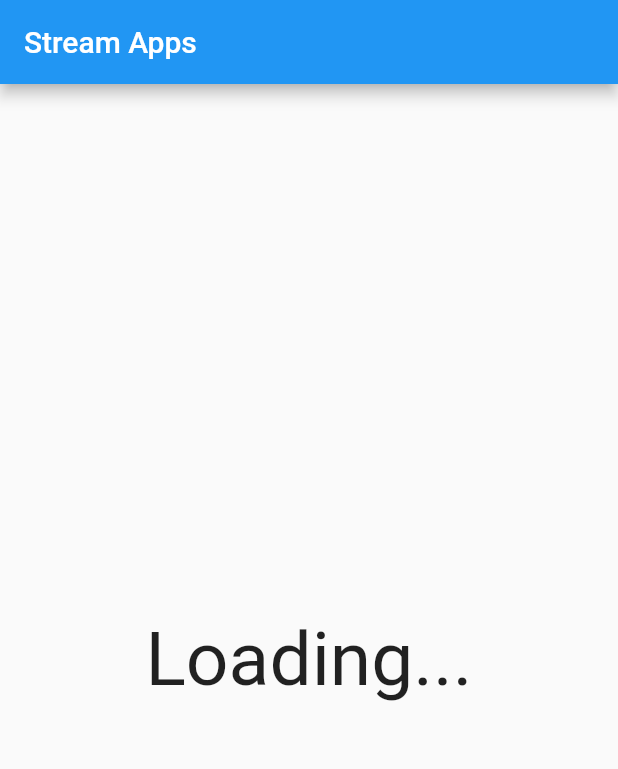
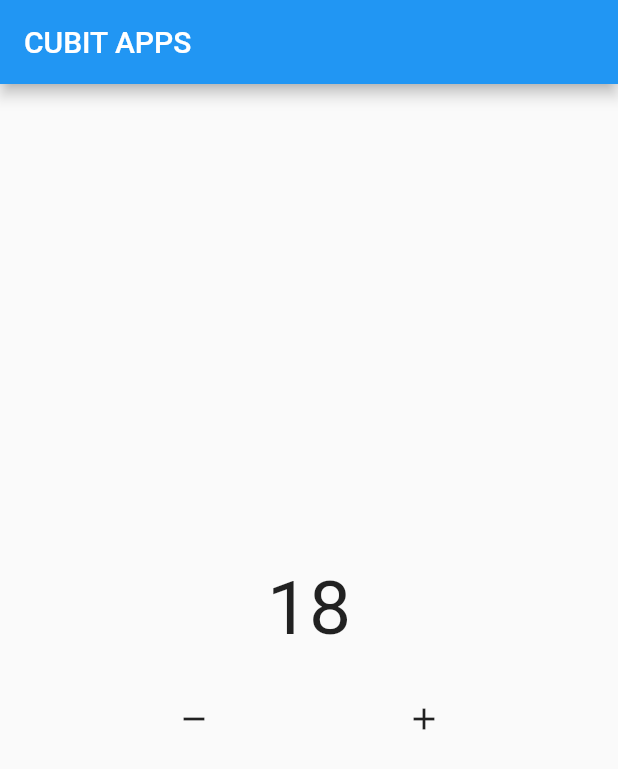
Before and after one commit to AhmadIkbalDjaya/Belajar-Bloc, a Flutter app: the first screen one second after launch, on a phone screen of 412 x 824 dp. Shown: the top 769 px of the screen. Run offline on Flutter 3.47's test engine with Material 2 defaults, Android fonts, the phone set to English and light mode, and no system bars; our stand-ins replace bloc.

Commit message:
02. Basic Cubit

```diff
--- a/lib/main.dart
+++ b/lib/main.dart
@@ -1,3 +1,4 @@
+import 'package:bloc/bloc.dart';
 import 'package:flutter/material.dart';
 
 void main() {
@@ -9,50 +10,83 @@ class MyApp extends StatelessWidget {
 
   @override
   Widget build(BuildContext context) {
-    return const MaterialApp(
+    return MaterialApp(
       home: HomePage(),
     );
   }
 }
 
-class HomePage extends StatelessWidget {
-  const HomePage({super.key});
+class CounterCubit extends Cubit<int> {
+  CounterCubit({this.inisialData = 0}) : super(inisialData);
 
-  Stream<int> countStream() async* {
-    for (var i = 1; i <= 10; i++) {
-      await Future.delayed(const Duration(seconds: 1));
-      yield i;
+  int inisialData;
+  void tambahData() {
+    emit(state + 1);
+  }
+
+  void kurangData() {
+    emit(state - 1);
   }
 }
 
+class HomePage extends StatelessWidget {
+  CounterCubit myCounter = CounterCubit(inisialData: 18);
+
   @override
   Widget build(BuildContext context) {
-    print("REBUILD");
     return Scaffold(
       appBar: AppBar(
-        title: const Text("Stream Apps"),
+        title: const Text("CUBIT APPS"),
       ),
-      body: StreamBuilder(
-        stream: countStream(),
+      body: Column(
+        mainAxisAlignment: MainAxisAlignment.center,
+        children: [
+          StreamBuilder(
+            initialData: myCounter.inisialData,
+            stream: myCounter.stream,
             builder: (context, snapshot) {
-          if (snapshot.connectionState == ConnectionState.waiting) {
-            return const Center(
-              child: Text(
-                "Loading...",
-                style: TextStyle(
-                  fontSize: 50,
-                ),
-              ),
-            );
-          } else {
               return Center(
                 child: Text(
                   "${snapshot.data}",
                   style: const TextStyle(fontSize: 50),
                 ),
               );
-          }
+              // if (snapshot.connectionState == ConnectionState.waiting) {
+              //   return const Center(
+              //     child: Text(
+              //       "Loading...",
+              //       style: TextStyle(fontSize: 50),
+              //     ),
+              //   );
+              // } else {
+              //   return Center(
+              //     child: Text(
+              //       "${snapshot.data}",
+              //       style: const TextStyle(fontSize: 50),
+              //     ),
+              //   );
+              // }
             },
+          ),
+          const SizedBox(height: 20),
+          Row(
+            mainAxisAlignment: MainAxisAlignment.spaceEvenly,
+            children: [
+              IconButton(
+                onPressed: () {
+                  myCounter.kurangData();
+                },
+                icon: const Icon(Icons.remove),
+              ),
+              IconButton(
+                onPressed: () {
+                  myCounter.tambahData();
+                },
+                icon: const Icon(Icons.add),
+              ),
+            ],
+          )
+        ],
       ),
     );
   }
```
Also changed, not shown: pubspec.yaml (+5 -12 lines), pubspec.lock. Lines whose indentation alone changed are shown as unchanged.
